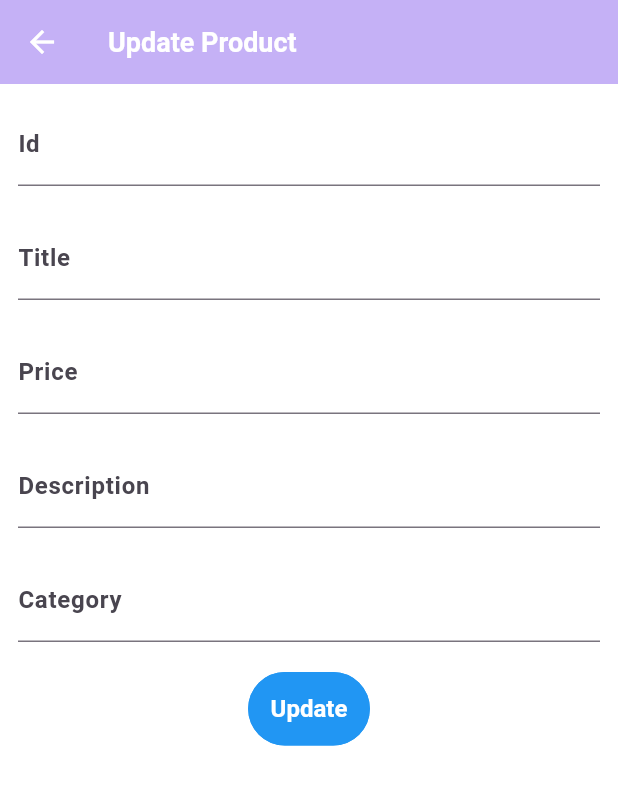
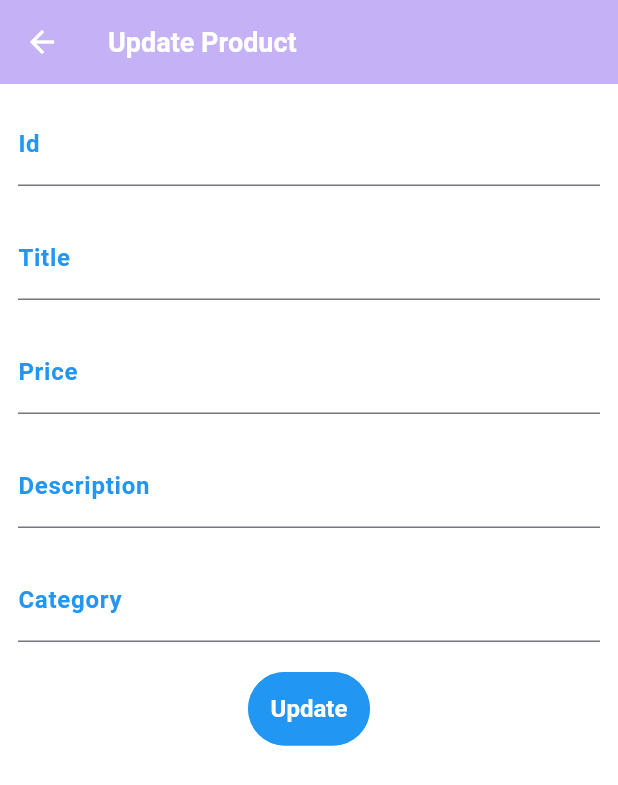
Before and after one commit to TirumalPhutane/Task-app, a Flutter app: the ProductListScreen screen opened by its route, after a tap on the "edit" icon, on a phone screen of 412 x 824 dp. Shown: the top 785 px of the screen. Run offline on Flutter 3.47's test engine with Material 3 defaults, Android fonts, the phone set to English and light mode, and no system bars; our stand-ins replace async_redux, file_picker, firebase_core, firebase_crashlytics, firebase_messaging, firebase_remote_config and 6 more; accounts and stored records are empty; network calls fail.

Commit message:
applied theme to TextField

```diff
--- a/lib/theme_management/theme/theme.dart
+++ b/lib/theme_management/theme/theme.dart
@@ -56,6 +56,14 @@ final ThemeData lightTheme = ThemeData(
     elevation: 10,
     behavior: SnackBarBehavior.floating,
     contentTextStyle: TextStyle(color: AppColors.black),
+  ),
+  inputDecorationTheme: InputDecorationTheme(
+    labelStyle: TextStyle(color: AppColors.blue),
+    focusColor: AppColors.blue,
+    hoverColor: AppColors.blue,
+    focusedBorder: UnderlineInputBorder(
+      borderSide: BorderSide(color: AppColors.blue),
+    ),
   ),
   brightness: Brightness.light,
 );
@@ -123,7 +131,8 @@ final ThemeData darkTheme = ThemeData(
   inputDecorationTheme: InputDecorationTheme(
     labelStyle: TextStyle(color: AppColors.tealAccent),
     focusColor: AppColors.tealAccent,
-    focusedBorder: OutlineInputBorder(
+    hoverColor: AppColors.tealAccent,
+    focusedBorder: UnderlineInputBorder(
       borderSide: BorderSide(color: AppColors.tealAccent),
     ),
   ),
```
